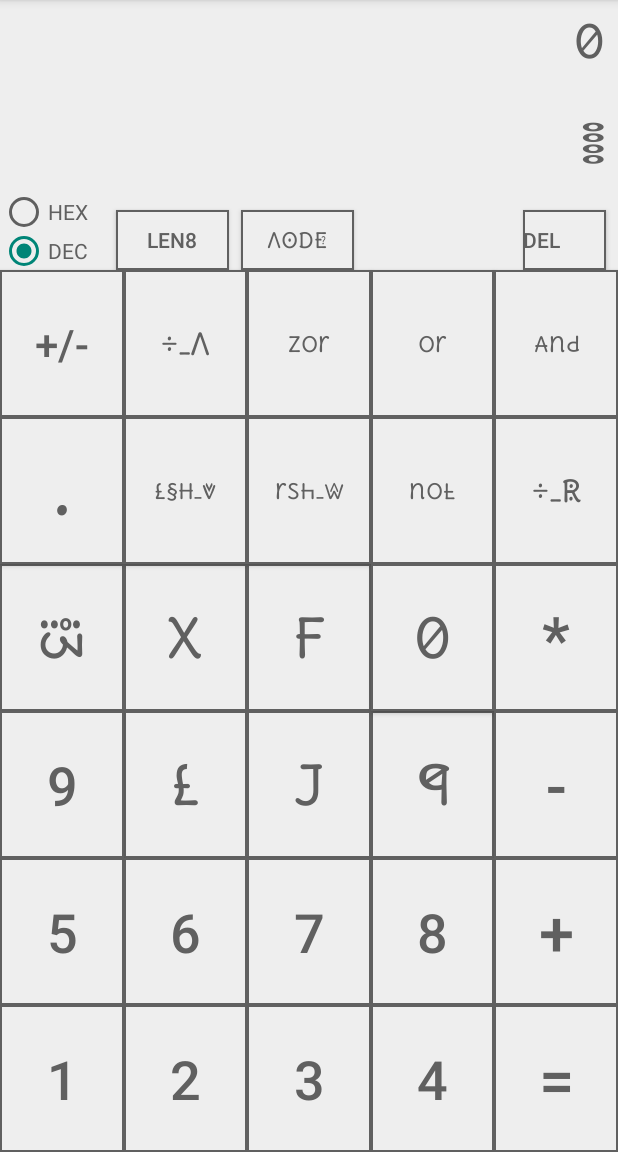
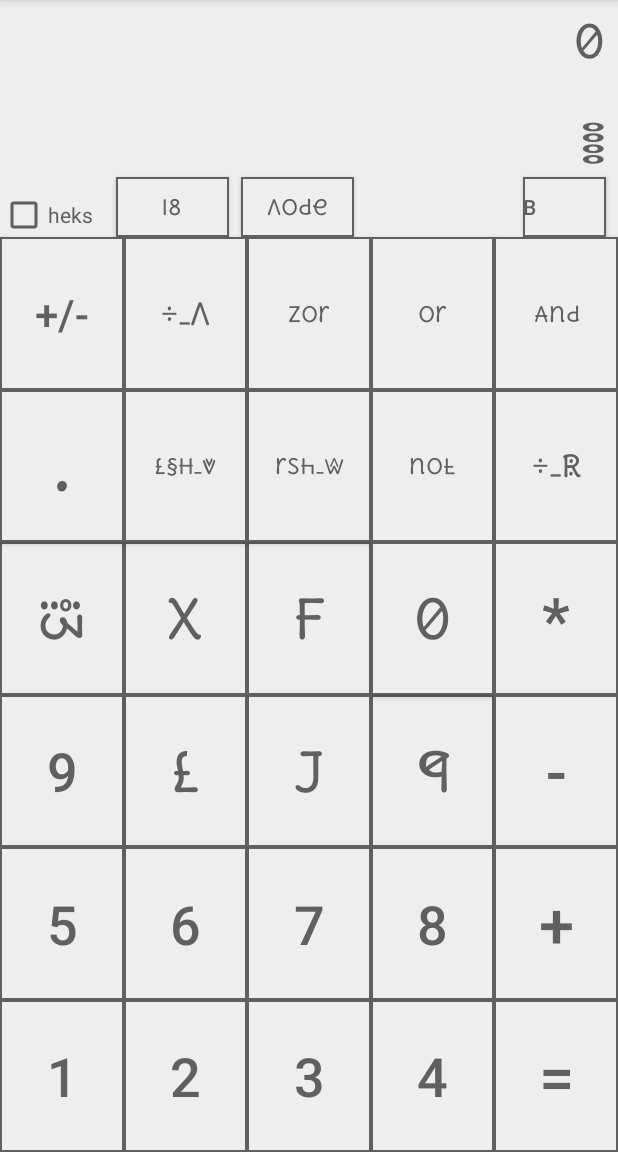
Before and after one commit to MStefan99/calculator, an Android app: the screen it shows after launch (MainActivity), in the side drawer, after a tap on "programmer", on a phone screen of 412 x 824 dp, the part 84-1236 px from its top. Run offline under Robolectric (Android 15) with nearby library versions, the phone set to English and light mode, and no system bars; libraries missing offline, so code that uses them is left out: io.realm; 1 statement that could not run was skipped.

Commit message:
checkboks,Del to B

```diff
--- a/app/src/main/java/com/annushkaproject/programmerscalculator/fragments/ProgrammerFragment.java
+++ b/app/src/main/java/com/annushkaproject/programmerscalculator/fragments/ProgrammerFragment.java
@@ -9,6 +9,7 @@ import android.view.LayoutInflater;
 import android.view.View;
 import android.view.ViewGroup;
 import android.widget.Button;
+import android.widget.CheckBox;
 import android.widget.RadioGroup;
 import android.widget.TextView;
 
@@ -26,7 +27,7 @@ public class ProgrammerFragment extends Fragment {
     private ProgrammerCalcModel calcModel = new ProgrammerCalcModel();
     private boolean secondValueInputStarted = false;
     private String packageName;
-    private int_size_enum bytelengthenum = int_size_enum.len8;
+    private int_size_enum bytelengthenum = int_size_enum.l8;
 //    private mode_enum modeenum = mode_enum.mode_enum_dec;
     private mode_enum modeenum = mode_enum.mode_enum_heks;
 
@@ -44,7 +45,9 @@ public class ProgrammerFragment extends Fragment {
         textView = getView().findViewById(R.id.inputField); textView2 = getView().findViewById(R.id.inputField2);
         setupNumberButtons();setupOperatorButtons();setupLetterButtons();setupCalculateButton();setupDeleteButton();
         //setupClearButton(); TODO: add clear button
-        setupSignButton();setupModeRadio();setupWordLengthButton();enableButtonsDEC();
+        setupSignButton();
+//        setupModeRadio();
+        setup_heks_cb();setupWordLengthButton();enableButtonsDEC();
     }
 
     @Override public void onSaveInstanceState(@NonNull Bundle outState) { super.onSaveInstanceState(outState);
@@ -112,11 +115,11 @@ public class ProgrammerFragment extends Fragment {
             if (bytelengthenum.ordinal() < 3) {
                 int num = bytelengthenum.ordinal();
                 bytelengthenum = int_size_enum.values()[++num];
-            } else bytelengthenum = int_size_enum.len8;
+            } else bytelengthenum = int_size_enum.l8;
             switch (bytelengthenum) {
-                case len4: val = (int) val;break;
-                case len2: val = (short) val;break;
-                case len1: val = (byte) val;
+                case l4: val = (int) val;break;
+                case l2: val = (short) val;break;
+                case l1: val = (byte) val;
             }
             calcModel.setBytelengthenum(bytelengthenum);
             updateText(formatText(val));
@@ -125,18 +128,25 @@ public class ProgrammerFragment extends Fragment {
         });
     }
 
-    private void setupModeRadio() { RadioGroup radioGroup = getView().findViewById(R.id.radioGroup);radioGroup.setOnCheckedChangeListener((v, id) -> {
+//    private void setupModeRadio() { RadioGroup radioGroup = getView().findViewById(R.id.radioGroup);radioGroup.setOnCheckedChangeListener((v, id) -> {
+//            long number = Long.parseLong(textView.getText().toString(), modeenum.getBase());
+//            switch (id) {
+//                case R.id.radioButtonHex: modeenum = mode_enum.mode_enum_heks; enableButtonsALL(); break;
+//                case R.id.radioButtonDec: modeenum = mode_enum.mode_enum_dec; enableButtonsDEC(); break;
+//                // case R.id.radioButtonOct: modeenum = mode_enum.OCT; enableButtonsOCT(); break; case R.id.radioButtonBin: modeenum = mode_enum.BIN; enableButtonsBIN(); break;
+//            }
+//            updateText(formatText(number));
+//            Log.d("ModeChanged", "mode_enum radio pressed, current value: " + modeenum.toString());
+//        });
+//    }
+    private void setup_heks_cb() {
+        CheckBox heks_cb = getView().findViewById(R.id.heks_check_boks); heks_cb.setOnCheckedChangeListener( (v, id) -> {
             long number = Long.parseLong(textView.getText().toString(), modeenum.getBase());
-            switch (id) {
-                case R.id.radioButtonHex: modeenum = mode_enum.mode_enum_heks; enableButtonsALL(); break;
-                case R.id.radioButtonDec: modeenum = mode_enum.mode_enum_dec; enableButtonsDEC(); break;
-                // case R.id.radioButtonOct: modeenum = mode_enum.OCT; enableButtonsOCT(); break; case R.id.radioButtonBin: modeenum = mode_enum.BIN; enableButtonsBIN(); break;
-            }
+            if (heks_cb.isChecked()) { modeenum = mode_enum.mode_enum_heks; enableButtonsALL(); }
+            else {modeenum = mode_enum.mode_enum_dec; enableButtonsDEC();}
             updateText(formatText(number));
-            Log.d("ModeChanged", "mode_enum radio pressed, current value: " + modeenum.toString());
         });
     }
-
     private void usePressedNumber(String number) {
         if (currentString().equals("0") && !number.equals(".")) { textView.setText(""); textView2.setText(""); }
         String newString;
--- a/app/src/main/java/com/annushkaproject/programmerscalculator/model/ProgrammerCalcModel.java
+++ b/app/src/main/java/com/annushkaproject/programmerscalculator/model/ProgrammerCalcModel.java
@@ -1,11 +1,11 @@
 package com.annushkaproject.programmerscalculator.model;
 import java.math.BigDecimal;
-import static com.annushkaproject.programmerscalculator.model.int_size_enum.len8;
+import static com.annushkaproject.programmerscalculator.model.int_size_enum.l8;
 public class ProgrammerCalcModel extends CalculationModel {
     private int_size_enum bytelengthenum;
     public int_size_enum getBytelengthenum() { return bytelengthenum; }
     public void setBytelengthenum(int_size_enum bytelengthenum) { this.bytelengthenum = bytelengthenum; }
-    public ProgrammerCalcModel() { this.bytelengthenum = len8; }
+    public ProgrammerCalcModel() { this.bytelengthenum = l8; }
     public ProgrammerCalcModel(BigDecimal firstValue, Operator operator, int_size_enum bytelengthenum) {
         super(firstValue, operator);
         this.bytelengthenum = bytelengthenum;
--- a/app/src/main/java/com/annushkaproject/programmerscalculator/model/int_size_enum.java
+++ b/app/src/main/java/com/annushkaproject/programmerscalculator/model/int_size_enum.java
@@ -1,15 +1,8 @@
 package com.annushkaproject.programmerscalculator.model;
-public enum int_size_enum {
- len8, len4, len2, len1;
+public enum int_size_enum {l8, l4, l2, l1;
  public int wordToInt() {
-  switch (this) {
-   case len8: return 0; case len4: return 1; case len2: return 2; case len1: return 3;
-   default: return -1;
-  }
+  switch (this) { case l8: return 0; case l4: return 1; case l2: return 2; case l1: return 3; default: return -1; }
  }
  public static int_size_enum intToWord(int number) {
-  switch (number) {
-   default: case 0:  return len8; case 1:  return len4;
-   case 2:  return len2; case 3:  return len1;   }
- }
+  switch (number) { default: case 0:  return l8; case 1:  return l4; case 2:  return l2; case 3:  return l1;   } }
 }
--- a/app/src/main/res/layout/fragment_programmer.xml
+++ b/app/src/main/res/layout/fragment_programmer.xml
@@ -20,64 +20,68 @@
 
 <!-- //////////////////////////////// -->
    <!-- android:layout_height="104dp" RadioGroup oriznl-->
-  <RadioGroup    android:id="@+id/radioGroup"    android:layout_width="69dp"    android:layout_height="52dp"
-   app:layout_constraintStart_toStartOf="parent"    app:layout_constraintTop_toBottomOf="@+id/inputField2">
-   <RadioButton   android:id="@+id/radioButtonHex"
-   android:layout_width="match_parent"   android:layout_height="match_parent"   android:layout_weight="1"
-  android:textColor="?attr/primaryTextColor"   android:text="HEX" />
-   <RadioButton   android:id="@+id/radioButtonDec"
-  android:layout_width="match_parent"   android:layout_height="match_parent"   android:layout_weight="1"
-  android:checked="true"   android:textColor="?attr/primaryTextColor"   android:text="DEC" />
-  </RadioGroup>
+  <CheckBox android:id="@+id/heks_check_boks"
+      android:layout_width="69dp"      android:layout_height="30dp"
+      android:textColor="?attr/primaryTextColor"   android:text="heks"
+      app:layout_constraintStart_toStartOf="parent"    app:layout_constraintTop_toBottomOf="@+id/inputField2"/>
+<!--  <RadioGroup    android:id="@+id/radioGroup1"    android:layout_width="69dp"    android:layout_height="52dp"-->
+<!--   app:layout_constraintStart_toStartOf="parent"    app:layout_constraintTop_toBottomOf="@+id/inputField2">-->
+<!--   <RadioButton   android:id="@+id/radioButtonHex"-->
+<!--   android:layout_width="match_parent"   android:layout_height="match_parent"   android:layout_weight="1"-->
+<!--  android:textColor="?attr/primaryTextColor"   android:text="HEX" />-->
+<!--   <RadioButton   android:id="@+id/radioButtonDec"-->
+<!--  android:layout_width="match_parent"   android:layout_height="match_parent"   android:layout_weight="1"-->
+<!--  android:checked="true"   android:textColor="?attr/primaryTextColor"   android:text="DEC" />-->
+<!--  </RadioGroup>-->
 <!-- //////////////////////////////// -->
 
-  <Button    android:id="@+id/buttonLength"    android:layout_width="75dp"    android:layout_height="40dp"    android:layout_marginStart="8dp"
-   android:background="@drawable/calculator_button_main"    android:text="len8"
-      android:textColor="?attr/primaryTextColor"
-   app:layout_constraintTop_toTopOf="@+id/buttonDel" app:layout_constraintBottom_toBottomOf="@+id/radioGroup"
-   app:layout_constraintStart_toEndOf="@+id/radioGroup"    />
+  <Button    android:id="@+id/buttonLength"    android:layout_width="75dp"    android:layout_height="40dp" android:layout_marginStart="8dp"
+   android:background="@drawable/calculator_button_main" android:text="l8" android:fontFamily="@font/u5"
+      android:textColor="?attr/primaryTextColor" android:textAllCaps="false"
+   app:layout_constraintTop_toTopOf="@+id/buttonDel" app:layout_constraintBottom_toBottomOf="@+id/heks_check_boks"
+   app:layout_constraintStart_toEndOf="@+id/heks_check_boks"    />
 
   <Button    android:id="@+id/buttonMode"    android:layout_width="75dp"    android:layout_height="40dp"    android:layout_marginStart="8dp"
-      android:background="@drawable/calculator_button_main"    android:text="Mode"
+      android:background="@drawable/calculator_button_main"    android:text="Mode" android:textAllCaps="false"
       android:fontFamily="@font/u5"  android:textColor="?attr/primaryTextColor"
-      app:layout_constraintTop_toTopOf="@+id/buttonDel" app:layout_constraintBottom_toBottomOf="@+id/radioGroup"
+      app:layout_constraintTop_toTopOf="@+id/buttonDel" app:layout_constraintBottom_toBottomOf="@+id/heks_check_boks"
       app:layout_constraintStart_toEndOf="@+id/buttonLength"    />
 
   <Button android:id="@+id/buttonDel" android:layout_width="55dp" android:layout_height="40dp"
    android:layout_marginEnd="8dp" android:background="@drawable/calculator_button_main"
-   android:text="Del" android:textAlignment="viewStart" android:textColor="?attr/primaryTextColor"
-   app:layout_constraintBottom_toBottomOf="@+id/radioGroup" app:layout_constraintEnd_toEndOf="parent" />
+   android:text="B" android:textAlignment="viewStart" android:textColor="?attr/primaryTextColor"
+   app:layout_constraintBottom_toBottomOf="@+id/heks_check_boks" app:layout_constraintEnd_toEndOf="parent" />
 
 <!-- //////////////////////////////// -->
   <Button  android:id="@+id/buttonSign"  android:layout_width="0dp"  android:layout_height="0dp"
    android:background="@drawable/calculator_button_main"
       android:text="+/-"  android:textColor="?attr/primaryTextColor" android:textSize="@dimen/sign_tekst_size"
-      app:layout_constraintBottom_toTopOf="@+id/button_decimal_point" app:layout_constraintTop_toBottomOf="@+id/radioGroup"
+      app:layout_constraintBottom_toTopOf="@+id/button_decimal_point" app:layout_constraintTop_toBottomOf="@+id/heks_check_boks"
       app:layout_constraintStart_toStartOf="parent" app:layout_constraintEnd_toStartOf="@+id/buttonMod"
       />
 
   <Button    android:id="@+id/buttonMod"    android:layout_width="0dp"    android:layout_height="0dp"
    android:background="@drawable/calculator_button_secondary"    android:text="@string/get_remainder_button_string"  android:textAllCaps="false"
       android:fontFamily="@font/u5" android:textColor="?attr/primaryTextColor" android:textSize="@dimen/remainder_tekst_size"
-    app:layout_constraintBottom_toTopOf="@+id/buttonLSH" app:layout_constraintTop_toBottomOf="@+id/radioGroup"
+    app:layout_constraintBottom_toTopOf="@+id/buttonLSH" app:layout_constraintTop_toBottomOf="@+id/heks_check_boks"
    app:layout_constraintStart_toEndOf="@+id/buttonSign"    app:layout_constraintEnd_toStartOf="@+id/button_zor"    />
 
 <Button    android:id="@+id/button_zor"    android:layout_width="0dp"    android:layout_height="0dp"
    android:background="@drawable/calculator_button_secondary" android:textAllCaps="false"
    android:text="@string/zor_operator_string" android:fontFamily="@font/u5" android:textColor="?attr/primaryTextColor"
-   app:layout_constraintBottom_toTopOf="@+id/buttonRSH" app:layout_constraintTop_toBottomOf="@+id/radioGroup"
+   app:layout_constraintBottom_toTopOf="@+id/buttonRSH" app:layout_constraintTop_toBottomOf="@+id/heks_check_boks"
     app:layout_constraintStart_toEndOf="@+id/buttonMod"    app:layout_constraintEnd_toStartOf="@+id/buttonOR"    />
 
   <Button    android:id="@+id/buttonOR"    android:layout_width="0dp"    android:layout_height="0dp"
    android:textColor="?attr/primaryTextColor" android:background="@drawable/calculator_button_secondary"
    android:text="or" android:fontFamily="@font/u5" android:textAllCaps="false"
-   app:layout_constraintBottom_toTopOf="@+id/buttonNOT" app:layout_constraintTop_toBottomOf="@+id/radioGroup"
+   app:layout_constraintBottom_toTopOf="@+id/buttonNOT" app:layout_constraintTop_toBottomOf="@+id/heks_check_boks"
       app:layout_constraintStart_toEndOf="@+id/button_zor"    app:layout_constraintEnd_toStartOf="@+id/buttonAND"    />
 
   <Button    android:id="@+id/buttonAND"    android:layout_width="0dp"    android:layout_height="0dp"
    android:background="@drawable/calculator_button_secondary" android:textAllCaps="false"
    android:text="@string/And_operator_string" android:fontFamily="@font/u5" android:textColor="?attr/primaryTextColor"
-    app:layout_constraintBottom_toTopOf="@+id/buttonRDivide" app:layout_constraintTop_toBottomOf="@+id/radioGroup"
+    app:layout_constraintBottom_toTopOf="@+id/buttonRDivide" app:layout_constraintTop_toBottomOf="@+id/heks_check_boks"
    app:layout_constraintStart_toEndOf="@+id/buttonOR"    app:layout_constraintEnd_toEndOf="parent"    />
 <!-- //////////////////////////////// -->
    <Button  android:id="@+id/button_decimal_point"  android:layout_width="0dp"  android:layout_height="0dp"
```
Also changed, not shown: app/src/main/java/com/annushkaproject/programmerscalculator/utils/ProgrammerOperationsUtil.java (+44 -44 lines), 6 other files.
